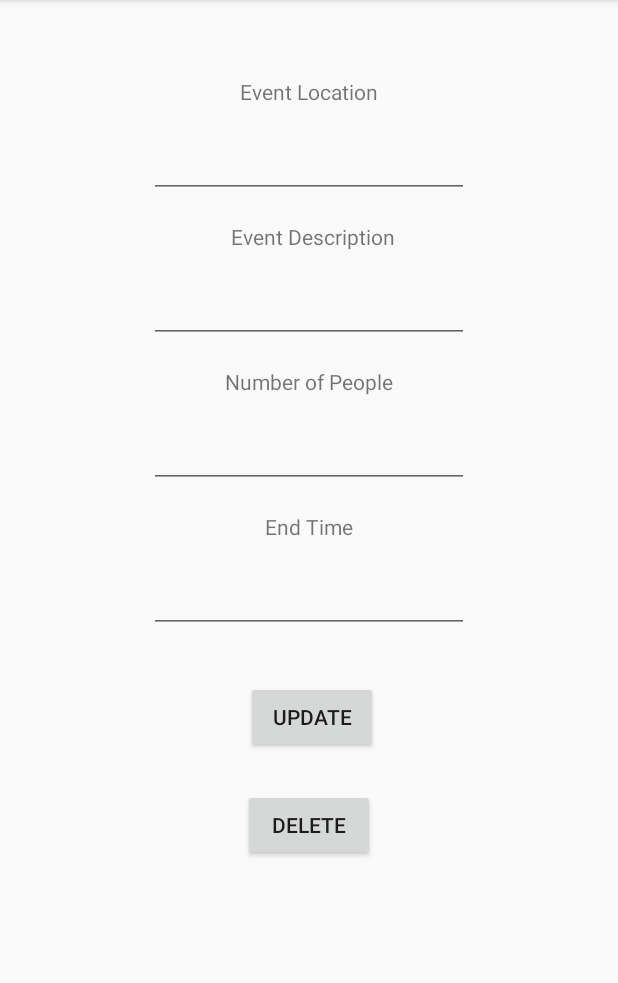
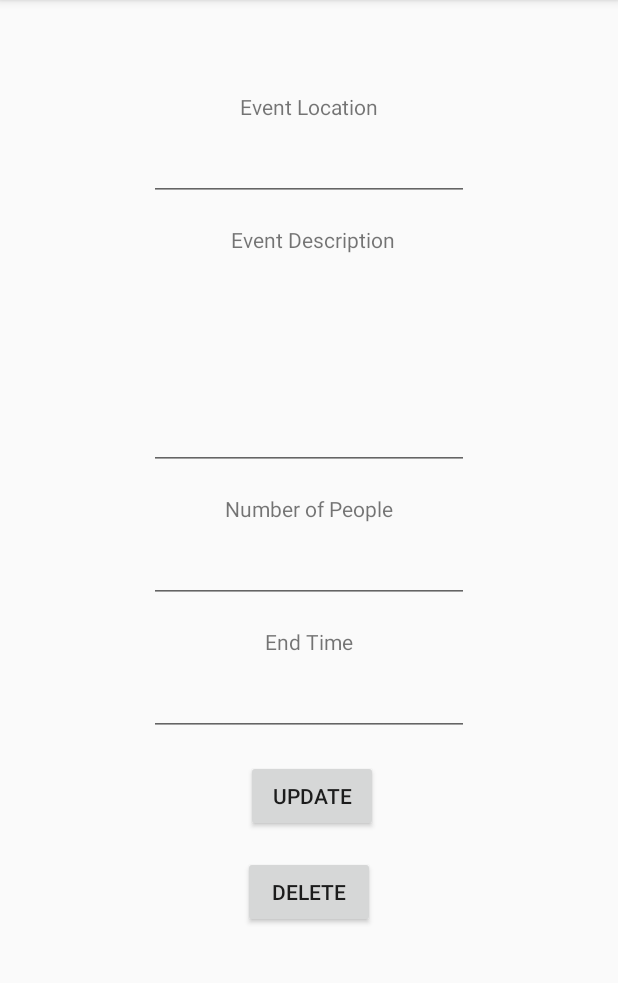
Before and after one commit to gray1273/ComeMeetMe, an Android app: the fragment EventListFragment placed in its activity, on a phone screen of 412 x 824 dp, the part 84-1067 px from its top. Run offline under Robolectric (Android 15) with nearby library versions, the phone set to English and light mode, and no system bars; our stand-ins replace Firebase (no records; nobody signed in at launch, a user with empty details on screens opened directly), Timber; libraries missing offline, so code that uses them is left out: com.mapbox.android, com.mapbox.geojson, com.mapbox.mapboxsdk, com.mapbox.services; 10 statements that could not run were skipped.

Commit message:
Cleaned up UI, added scrolling, removed unused buttons, added geocoding to update. Verified update and delete work

```diff
--- a/app/src/main/java/com/example/comemeetme/EventListFragment.java
+++ b/app/src/main/java/com/example/comemeetme/EventListFragment.java
@@ -15,6 +15,8 @@ import android.widget.TextView;
 import android.widget.Toast;
 
 import com.google.android.gms.tasks.OnCompleteListener;
+import com.google.android.gms.tasks.OnFailureListener;
+import com.google.android.gms.tasks.OnSuccessListener;
 import com.google.android.gms.tasks.Task;
 import com.google.firebase.auth.FirebaseAuth;
 import com.google.firebase.auth.FirebaseUser;
@@ -22,9 +24,20 @@ import com.google.firebase.database.DataSnapshot;
 import com.google.firebase.database.DatabaseReference;
 import com.google.firebase.database.FirebaseDatabase;
 import com.google.firebase.database.Query;
+import com.mapbox.services.api.geocoding.v5.GeocodingCriteria;
+import com.mapbox.services.api.geocoding.v5.MapboxGeocoding;
+import com.mapbox.services.api.geocoding.v5.models.CarmenFeature;
+import com.mapbox.services.api.geocoding.v5.models.GeocodingResponse;
+import com.mapbox.services.commons.models.Position;
 
 import java.util.ArrayList;
 import java.util.HashMap;
+import java.util.List;
+
+import retrofit2.Call;
+import retrofit2.Callback;
+import retrofit2.Response;
+import timber.log.Timber;
 
 /**
  * A simple {@link Fragment} subclass.
@@ -97,7 +110,7 @@ public class EventListFragment extends Fragment {
 
         eventName.setText(tempMap.get("Event Name"));
         EditText locationTV = view.findViewById(R.id.editTextLocationUpdate);
-        locationTV.setText(tempMap.get("Event Location"));
+        locationTV.setText(tempMap.get("Original Location"));
         description.setText(tempMap.get("Event Description"));
         tvTime.setText(tempMap.get("Event End Time"));
         numPar.setText(tempMap.get("Number of People"));
@@ -118,8 +131,10 @@ public class EventListFragment extends Fragment {
                 output[2] =  tvTime.getText().toString();
                 output[3] =  numPar.getText().toString();
                 output[4] =  description.getText().toString();
+                geocode(output[1],output[0]);
+
                 mDatabase = FirebaseDatabase.getInstance().getReference().child("events").child(output[0]);
-                mDatabase.child("Event Location").setValue(output[1]);
+                mDatabase.child("Original Location").setValue(output[1]);
                 mDatabase.child("Event End Time").setValue(output[2]);
                 mDatabase.child("Event Description").setValue(output[4]);
                 mDatabase.child("Number of People").setValue(output[3]);
@@ -165,4 +180,51 @@ public class EventListFragment extends Fragment {
     public void toastMessage(String message){
         Toast.makeText(getActivity(),message,Toast.LENGTH_SHORT).show();
     }
+    public void geocode(String str, String name){
+
+        try {
+            MapboxGeocoding client = new MapboxGeocoding.Builder()
+                    .setAccessToken(getString(R.string.mapbox_access_token))
+                    .setLocation(str).setGeocodingType(GeocodingCriteria.TYPE_ADDRESS)
+                    .build();
+
+            client.enqueueCall(new Callback<GeocodingResponse>() {
+
+                @Override
+                public void onResponse(@NonNull Call<GeocodingResponse> call, @NonNull Response<GeocodingResponse> response) {
+                    DatabaseReference mDatabase;
+                    boolean isAChar = false;
+                    mDatabase = FirebaseDatabase.getInstance().getReference().child("events").child(name);
+                    GeocodingResponse responseBody = response.body();
+                    if (responseBody != null) {
+                        List<CarmenFeature> results = responseBody.getFeatures();
+                        if (results != null && results.size() > 0) {
+                            // Log the first results position.
+                            Position firstResultPos = results.get(0).asPosition();
+                            String eventLocationRes = firstResultPos.toString();
+                            //toastMessage("Location is " + eventLocationRes);
+                            mDatabase.child("Event Location").setValue(eventLocationRes);
+
+                        }
+
+                    }
+                }
+
+
+                @Override
+                public void onFailure(@NonNull Call<GeocodingResponse> call, @NonNull Throwable throwable) {
+                    // log t.getMessage()
+                    toastMessage("Error, failed to locate address, please try again");
+                    return;
+                }
+            });
+            } catch (Exception e) {
+            Timber.tag("").e("Could not locate this address");
+            e.printStackTrace();
+            return;
+        }
+
+
+    }
+
 }
--- a/app/src/main/java/com/example/comemeetme/MapFragment.java
+++ b/app/src/main/java/com/example/comemeetme/MapFragment.java
@@ -325,6 +325,7 @@ public class MapFragment extends Fragment {
                         temp.put("Event End Time", snapshot.child("Event End Time").getValue(String.class));
                         temp.put("Number of People", snapshot.child("Number of People").getValue(String.class));
                         temp.put("Event Owner", snapshot.child("Event Owner").getValue(String.class));
+                        temp.put("Original Location", snapshot.child("Original Location").getValue(String.class));
 
 
                         out.add(temp);
--- a/app/src/main/res/layout/fragment_event_list.xml
+++ b/app/src/main/res/layout/fragment_event_list.xml
@@ -1,7 +1,8 @@
 <?xml version="1.0" encoding="utf-8"?>
 
-
-    <!-- TODO: Update blank fragment layout -->
+<ScrollView android:layout_width="match_parent"
+    android:layout_height="match_parent"
+    xmlns:android="http://schemas.android.com/apk/res/android">
 
     <androidx.constraintlayout.widget.ConstraintLayout xmlns:android="http://schemas.android.com/apk/res/android"
     xmlns:app="http://schemas.android.com/apk/res-auto"
@@ -15,11 +16,16 @@
     android:paddingBottom="@dimen/fragment_vertical_margin"
     >
 
-    <Button
+
+
+
+
+
+        <Button
         android:id="@+id/updateButton"
         android:layout_width="wrap_content"
         android:layout_height="wrap_content"
-        android:layout_marginTop="32dp"
+        android:layout_marginTop="16dp"
         android:text="Update"
         app:layout_constraintEnd_toEndOf="parent"
         app:layout_constraintHorizontal_bias="0.507"
@@ -30,7 +36,7 @@
         android:id="@+id/deleteButton"
         android:layout_width="wrap_content"
         android:layout_height="wrap_content"
-        android:layout_marginTop="24dp"
+        android:layout_marginTop="16dp"
         android:layout_weight="1"
         android:text="Delete"
         app:layout_constraintEnd_toEndOf="parent"
@@ -53,6 +59,7 @@
         android:layout_height="wrap_content"
         android:layout_marginTop="16dp"
         android:text="Event Description"
+
         app:layout_constraintEnd_toEndOf="parent"
         app:layout_constraintHorizontal_bias="0.509"
         app:layout_constraintStart_toStartOf="parent"
@@ -83,6 +90,7 @@
         android:layout_width="wrap_content"
         android:layout_height="wrap_content"
         android:text="Name"
+        android:textAppearance="@style/TextAppearance.AppCompat.Large"
         app:layout_constraintEnd_toEndOf="parent"
         app:layout_constraintStart_toStartOf="parent"
         app:layout_constraintTop_toTopOf="parent" />
@@ -91,7 +99,7 @@
         android:id="@+id/editTextLocationUpdate"
         android:layout_width="wrap_content"
         android:layout_height="wrap_content"
-        android:layout_marginTop="16dp"
+        android:layout_marginTop="8dp"
         android:ems="10"
         android:inputType="textPersonName"
         android:text="Name"
@@ -102,10 +110,11 @@
     <EditText
         android:id="@+id/editTextDesc"
         android:layout_width="wrap_content"
-        android:layout_height="wrap_content"
-        android:layout_marginTop="16dp"
+        android:layout_height="136dp"
+        android:layout_marginTop="8dp"
         android:ems="10"
-        android:inputType="textPersonName"
+        android:gravity="start|top"
+        android:inputType="textMultiLine"
         android:text="Name"
         app:layout_constraintEnd_toEndOf="parent"
         app:layout_constraintStart_toStartOf="parent"
@@ -115,7 +124,7 @@
         android:id="@+id/editTextNumParticipants"
         android:layout_width="wrap_content"
         android:layout_height="wrap_content"
-        android:layout_marginTop="16dp"
+        android:layout_marginTop="8dp"
         android:ems="10"
         android:inputType="textPersonName"
         android:text="Name"
@@ -127,7 +136,7 @@
         android:id="@+id/editTextTimeUpdate"
         android:layout_width="wrap_content"
         android:layout_height="wrap_content"
-        android:layout_marginTop="16dp"
+        android:layout_marginTop="8dp"
         android:ems="10"
         android:inputType="textPersonName"
         android:text="Name"
@@ -136,3 +145,4 @@
         app:layout_constraintTop_toBottomOf="@+id/textViewTime" />
 
 </androidx.constraintlayout.widget.ConstraintLayout>
+</ScrollView>
```
Also changed, not shown: app/src/main/java/com/example/comemeetme/NewEventFragment.java (+6 -6 lines), app/src/main/res/layout/fragment_new_event.xml (+7 -28 lines).
